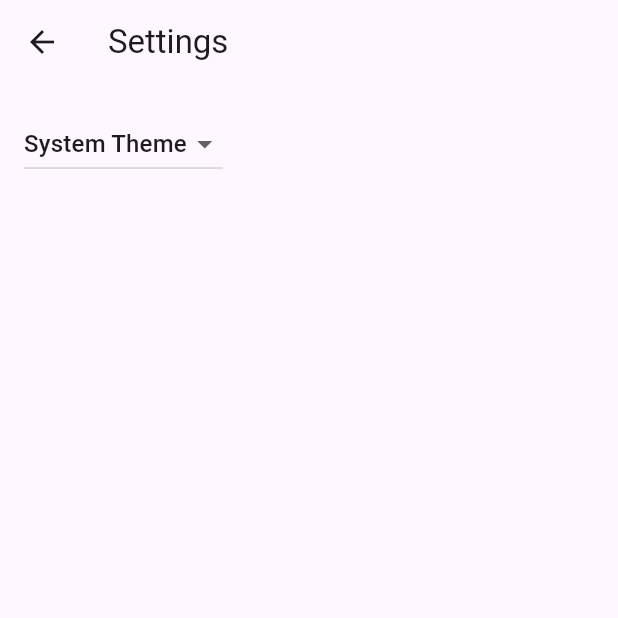
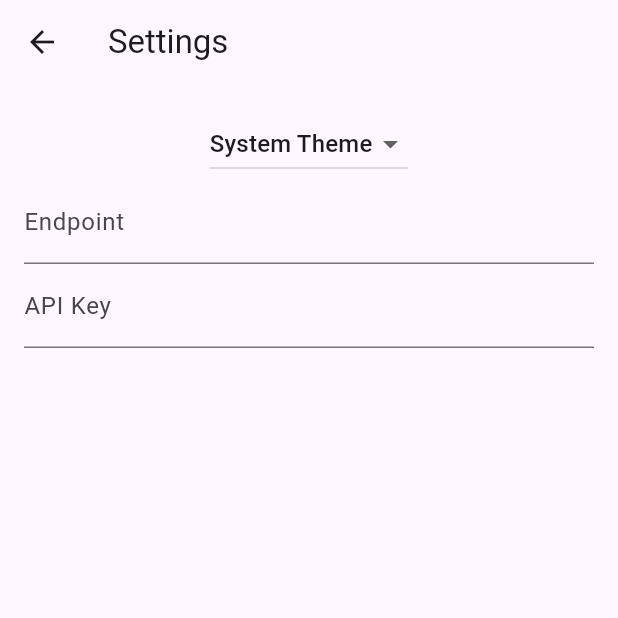
Before and after one commit to Kidoly/monitorflowApp, a Flutter app: the screen it shows after launch, after a tap on the "settings" icon, on a phone screen of 412 x 824 dp, the top half of it. Run offline on Flutter 3.47's test engine with Material 3 defaults, Android fonts, the phone set to English and light mode, and no system bars; our stand-ins replace syncfusion_flutter_charts, syncfusion_flutter_gauges; generated files the repository leaves out were written again; network calls fail.

Commit message:
Add api_key and api_endpoint

```diff
--- a/lib/src/server_feature/server_item_details_view.dart
+++ b/lib/src/server_feature/server_item_details_view.dart
@@ -2,6 +2,7 @@ import 'dart:convert';
 import 'dart:async';
 import 'package:flutter/material.dart';
 import 'package:http/http.dart' as http;
+import 'package:monitorflow/src/settings/settings_service.dart';
 import 'package:syncfusion_flutter_gauges/gauges.dart';
 import 'package:syncfusion_flutter_charts/charts.dart' as charts;
 import 'package:intl/intl.dart';
@@ -14,8 +15,9 @@ class ServerItemDetailsView extends StatelessWidget {
   final String serverName;
 
   Future<Map<String, dynamic>> fetchServerDetails() async {
+    final settingsService = SettingsService();
     final response = await http.get(Uri.parse(
-        'https://albanmary.com/api/api_call.php?api_key=your_secret_api_key_here&host_name=$serverName'));
+        '${settingsService.endpoint}?api_key=${settingsService.apiKey}&host_name=$serverName'));
 
     if (response.statusCode == 200) {
       return jsonDecode(response.body) as Map<String, dynamic>;
--- a/lib/src/server_feature/server_item_list_view.dart
+++ b/lib/src/server_feature/server_item_list_view.dart
@@ -1,7 +1,8 @@
 import 'dart:convert';
 import 'package:flutter/material.dart';
 import 'package:http/http.dart' as http;
-import 'package:intl/intl.dart'; // Add this import
+import 'package:intl/intl.dart';
+import 'package:monitorflow/src/settings/settings_service.dart';
 
 import '../settings/settings_view.dart';
 import 'server_item.dart';
@@ -12,14 +13,15 @@ class ServerItemListView extends StatelessWidget {
   static const routeName = '/';
 
   Future<List<ServerItem>> fetchServerItems() async {
+    final settingsService = SettingsService();
     final response = await http.get(Uri.parse(
-        'https://albanmary.com/api/api_call.php?api_key=your_secret_api_key_here'));
+        '${settingsService.endpoint}?api_key=${settingsService.apiKey}'));
 
     if (response.statusCode == 200) {
       final data = jsonDecode(response.body) as List;
       return data.map((item) => ServerItem.fromJson(item)).toList();
     } else {
-      throw Exception('Failed to load server items');
+      return Future.error('${response.statusCode}: ${response.body}');
     }
   }
 
@@ -83,7 +85,11 @@ class ServerItemListView extends StatelessWidget {
               },
             );
           } else if (snapshot.hasError) {
-            return const Center(child: Text('Error loading data'));
+            return Center(
+                child: Text(
+              'Error loading data:\n${snapshot.error}',
+              textAlign: TextAlign.center,
+            ));
           } else {
             return const Center(child: CircularProgressIndicator());
           }
--- a/lib/src/settings/settings_controller.dart
+++ b/lib/src/settings/settings_controller.dart
@@ -8,10 +8,13 @@ import 'settings_service.dart';
 /// Controllers glue Data Services to Flutter Widgets. The SettingsController
 /// uses the SettingsService to store and retrieve user settings.
 class SettingsController with ChangeNotifier {
-  SettingsController(this._settingsService);
+  SettingsController(this._settingsService)
+      : endpointController = TextEditingController(),
+        apiKeyController = TextEditingController();
 
-  // Make SettingsService a private variable so it is not used directly.
   final SettingsService _settingsService;
+  final TextEditingController endpointController;
+  final TextEditingController apiKeyController;
 
   // Make ThemeMode a private variable so it is not updated directly without
   // also persisting the changes with the SettingsService.
@@ -47,4 +50,22 @@ class SettingsController with ChangeNotifier {
     // SettingService.
     await _settingsService.updateThemeMode(newThemeMode);
   }
+
+  Future<void> updateEndpoint(String? newEndpoint) async {
+    if (newEndpoint == null || newEndpoint == _settingsService.endpoint) return;
+
+    await _settingsService.updateEndpoint(newEndpoint);
+    endpointController.text = newEndpoint;
+
+    notifyListeners();
+  }
+
+  Future<void> updateApiKey(String? newApiKey) async {
+    if (newApiKey == null || newApiKey == _settingsService.apiKey) return;
+
+    await _settingsService.updateApiKey(newApiKey);
+    apiKeyController.text = newApiKey;
+
+    notifyListeners();
+  }
 }
--- a/lib/src/settings/settings_service.dart
+++ b/lib/src/settings/settings_service.dart
@@ -6,6 +6,9 @@ import 'package:flutter/material.dart';
 /// persist the user settings locally, use the shared_preferences package. If
 /// you'd like to store settings on a web server, use the http package.
 class SettingsService {
+  String _endpoint = 'https://albanmary.com/api/api_call.php';
+  String _apiKey = 'your_secret_api_key_here';
+
   /// Loads the User's preferred ThemeMode from local or remote storage.
   Future<ThemeMode> themeMode() async => ThemeMode.system;
 
@@ -14,4 +17,17 @@ class SettingsService {
     // Use the shared_preferences package to persist settings locally or the
     // http package to persist settings over the network.
   }
+  // Add methods to get and update endpoint and API key
+  String get endpoint => _endpoint;
+  String get apiKey => _apiKey;
+
+  Future<void> updateEndpoint(String newEndpoint) async {
+    _endpoint = newEndpoint;
+    // Persist the changes to a local database or the internet using the SettingService.
+  }
+
+  Future<void> updateApiKey(String newApiKey) async {
+    _apiKey = newApiKey;
+    // Persist the changes to a local database or the internet using the SettingService.
+  }
 }
--- a/lib/src/settings/settings_view.dart
+++ b/lib/src/settings/settings_view.dart
@@ -21,11 +21,9 @@ class SettingsView extends StatelessWidget {
       ),
       body: Padding(
         padding: const EdgeInsets.all(16),
-        // Glue the SettingsController to the theme selection DropdownButton.
-        //
-        // When a user selects a theme from the dropdown list, the
-        // SettingsController is updated, which rebuilds the MaterialApp.
-        child: DropdownButton<ThemeMode>(
+        child: Column(
+          children: [
+            DropdownButton<ThemeMode>(
               // Read the selected themeMode from the controller
               value: controller.themeMode,
               // Call the updateThemeMode method any time the user selects a theme.
@@ -45,6 +43,16 @@ class SettingsView extends StatelessWidget {
                 )
               ],
             ),
+            TextField(
+              decoration: const InputDecoration(labelText: 'Endpoint'),
+              controller: controller.endpointController,
+            ),
+            TextField(
+              decoration: const InputDecoration(labelText: 'API Key'),
+              controller: controller.apiKeyController,
+            ),
+          ],
+        ),
       ),
     );
   }
```
Lines whose indentation alone changed are shown as unchanged.
